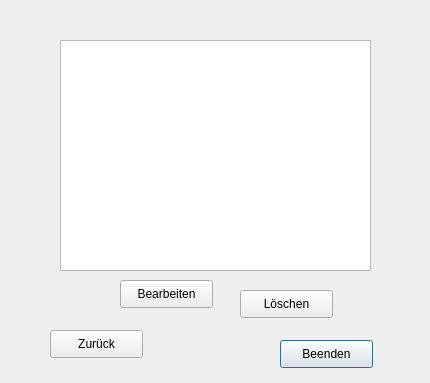
The window that ZitatErfassung/frmmeldunganzeigen.ui (TrialAnd404/MyRepo) describes before a commit, drawn with Qt 5.
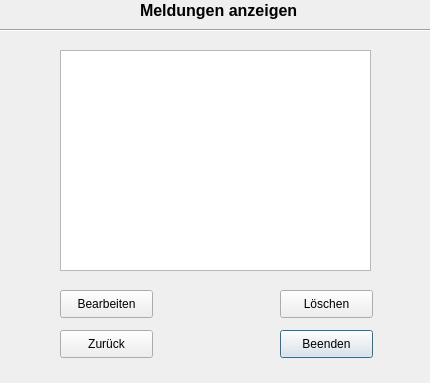
The same window after the commit.

The edit to the form file:
```diff
--- a/ZitatErfassung/frmmeldunganzeigen.ui
+++ b/ZitatErfassung/frmmeldunganzeigen.ui
@@ -17,9 +17,9 @@
    <property name="geometry">
     <rect>
      <x>60</x>
-     <y>40</y>
+     <y>50</y>
      <width>311</width>
-     <height>231</height>
+     <height>221</height>
     </rect>
    </property>
   </widget>
@@ -27,7 +27,7 @@
    <property name="geometry">
     <rect>
      <x>280</x>
-     <y>340</y>
+     <y>330</y>
      <width>93</width>
      <height>28</height>
     </rect>
@@ -39,7 +39,7 @@
   <widget class="QPushButton" name="btnZurueck">
    <property name="geometry">
     <rect>
-     <x>50</x>
+     <x>60</x>
      <y>330</y>
      <width>93</width>
      <height>28</height>
@@ -52,8 +52,8 @@
   <widget class="QPushButton" name="btnBearbeiten">
    <property name="geometry">
     <rect>
-     <x>120</x>
-     <y>280</y>
+     <x>60</x>
+     <y>290</y>
      <width>93</width>
      <height>28</height>
     </rect>
@@ -65,7 +65,7 @@
   <widget class="QPushButton" name="btnLoeschen">
    <property name="geometry">
     <rect>
-     <x>240</x>
+     <x>280</x>
      <y>290</y>
      <width>93</width>
      <height>28</height>
@@ -75,6 +75,32 @@
     <string>Löschen</string>
    </property>
   </widget>
+  <widget class="Line" name="line_2">
+   <property name="geometry">
+    <rect>
+     <x>0</x>
+     <y>20</y>
+     <width>431</width>
+     <height>21</height>
+    </rect>
+   </property>
+   <property name="orientation">
+    <enum>Qt::Horizontal</enum>
+   </property>
+  </widget>
+  <widget class="QLabel" name="label">
+   <property name="geometry">
+    <rect>
+     <x>140</x>
+     <y>0</y>
+     <width>171</width>
+     <height>21</height>
+    </rect>
+   </property>
+   <property name="text">
+    <string>&lt;html&gt;&lt;head/&gt;&lt;body&gt;&lt;p&gt;&lt;span style=&quot; font-size:12pt; font-weight:600;&quot;&gt;Meldungen anzeigen&lt;/span&gt;&lt;/p&gt;&lt;/body&gt;&lt;/html&gt;</string>
+   </property>
+  </widget>
  </widget>
  <resources/>
  <connections/>
```
